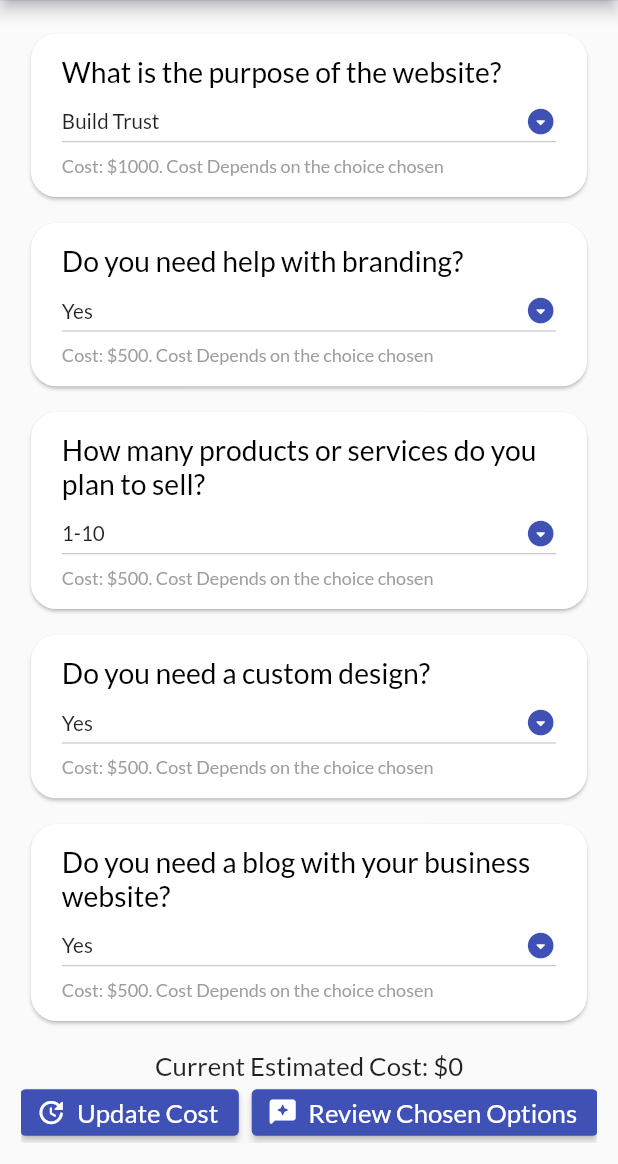
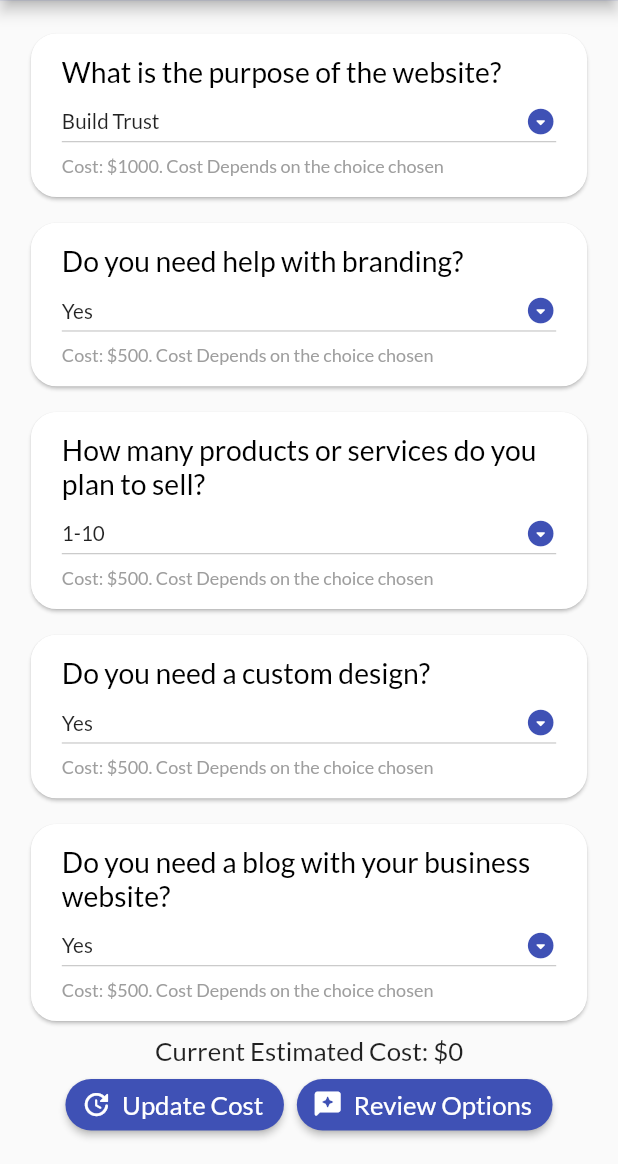
Before and after one commit to fahadthakur/cost-calculator-flutter, a Flutter app: the screen it shows after launch, after a tap on "Business Website", on a phone screen of 412 x 824 dp, the part 72-1236 px from its top. Run offline on Flutter 3.47's test engine with Material 2 defaults, Android fonts, the phone set to English and light mode, and no system bars; our stand-ins replace google_fonts, open_file, pdf, responsive_framework.

Commit message:
Made UI changes

```diff
--- a/lib/Screens/homepage.dart
+++ b/lib/Screens/homepage.dart
@@ -2,6 +2,8 @@ import 'package:costcalculator/Screens/mobileselect.dart';
 import 'package:costcalculator/Screens/webselect.dart';
 import 'package:costcalculator/cost.dart';
 import 'package:flutter/material.dart';
+
+import '../scrollingeffect.dart';
 
 class Homepage extends StatefulWidget {
   const Homepage({Key? key}) : super(key: key);
@@ -36,20 +38,23 @@ class _HomepageState extends State<Homepage> {
         child: Padding(
           padding: EdgeInsets.symmetric(horizontal: 32.0, vertical: 16.0),
           child: Container(
+            child: SingleChildScrollView(
+              physics: ClampingScrollPhysics(),
               child: Column(
-              mainAxisAlignment: MainAxisAlignment.center,
+                //mainAxisAlignment: MainAxisAlignment.center,
                 children: [
                   Padding(
                     padding: EdgeInsets.all(25.0),
                     child: Container(
-                    width: 200.0,
-                    height: 200.0,
+                      width: 410.0,
+                      height: 410.0,
                       child: Image.asset('assets/invoice_logo.png'),
                     ),
                   ),
                   Text(
                     'What is your target industry?',
-                  style: TextStyle(fontSize: 23.0, fontWeight: FontWeight.w600),
+                    style:
+                        TextStyle(fontSize: 23.0, fontWeight: FontWeight.w600),
                   ),
                   SizedBox(
                     height: 10.0,
@@ -81,7 +86,6 @@ class _HomepageState extends State<Homepage> {
                                 contentVisible = false;
                               }
                               CostReview.industry = chosenIndustry;
-
                             },
                             items: industries.map((String value) {
                               return DropdownMenuItem<String>(
@@ -115,7 +119,6 @@ class _HomepageState extends State<Homepage> {
                       style: TextStyle(fontSize: 18.0),
                       onChanged: (value) {
                         CostReview.industry = value;
-
                       },
                     ),
                   ),
@@ -124,15 +127,23 @@ class _HomepageState extends State<Homepage> {
                   ),
                   Text(
                     'What are you planning to develop?',
-                  style: TextStyle(fontSize: 23.0, fontWeight: FontWeight.w600),
+                    style:
+                        TextStyle(fontSize: 23.0, fontWeight: FontWeight.w600),
                   ),
                   SizedBox(
-                  height: 10.0,
+                    height: 12.0,
                   ),
                   Row(
                     mainAxisAlignment: MainAxisAlignment.center,
                     children: [
-                    ElevatedButton.icon(
+                      SizedBox(
+                        height: 45.0,
+                        child: ElevatedButton.icon(
+                          style: ElevatedButton.styleFrom(
+                            shape: new RoundedRectangleBorder(
+                              borderRadius: BorderRadius.circular(20.0),
+                            ),
+                          ),
                           onPressed: () {
                             Navigator.push(
                                 context,
@@ -145,10 +156,18 @@ class _HomepageState extends State<Homepage> {
                             style: TextStyle(fontSize: 18.0),
                           ),
                         ),
+                      ),
                       SizedBox(
                         width: 20.0,
                       ),
-                    ElevatedButton.icon(
+                      SizedBox(
+                        height: 45.0,
+                        child: ElevatedButton.icon(
+                          style: ElevatedButton.styleFrom(
+                            shape: new RoundedRectangleBorder(
+                              borderRadius: BorderRadius.circular(20.0),
+                            ),
+                          ),
                           onPressed: () {
                             Navigator.push(
                                 context,
@@ -160,6 +179,7 @@ class _HomepageState extends State<Homepage> {
                             'Mobile App',
                             style: TextStyle(fontSize: 18.0),
                           ),
+                        ),
                       )
                     ],
                   )
@@ -168,6 +188,7 @@ class _HomepageState extends State<Homepage> {
             ),
           ),
         ),
+      ),
     );
   }
 }
--- a/lib/Screens/webselect.dart
+++ b/lib/Screens/webselect.dart
@@ -60,7 +60,7 @@ class _WebSelectState extends State<WebSelect> {
               alignment: Alignment.center,
               children: [
                 Padding(
-                  padding: const EdgeInsets.only(bottom: 80.0),
+                  padding: const EdgeInsets.only(bottom: 90.0),
                   child: Container(
                     child: ScrollConfiguration(
                       behavior: MyBehavior(),
@@ -83,9 +83,18 @@ class _WebSelectState extends State<WebSelect> {
                         style: TextStyle(
                             fontSize: 20.0, fontWeight: FontWeight.w500),
                       ),
-                      Row(
+                      Padding(
+                        padding: EdgeInsets.symmetric(vertical: 10.0),
+                        child: Row(
                           children: [
-                          ElevatedButton.icon(
+                            SizedBox(
+                              height: 40.0,
+                              child: ElevatedButton.icon(
+                                style: ElevatedButton.styleFrom(
+                                  shape: new RoundedRectangleBorder(
+                                    borderRadius: BorderRadius.circular(20.0),
+                                  ),
+                                ),
                                 onPressed: () {
                                   setState(() {});
                                 },
@@ -95,10 +104,18 @@ class _WebSelectState extends State<WebSelect> {
                                   style: TextStyle(fontSize: 20.0),
                                 ),
                               ),
+                            ),
                             SizedBox(
                               width: 10.0,
                             ),
-                          ElevatedButton.icon(
+                            SizedBox(
+                              height: 40.0,
+                              child: ElevatedButton.icon(
+                                style: ElevatedButton.styleFrom(
+                                  shape: new RoundedRectangleBorder(
+                                    borderRadius: BorderRadius.circular(20.0),
+                                  ),
+                                ),
                                 onPressed: () {
                                   print(CostReview.optionsChosen);
                                   Navigator.push(
@@ -108,11 +125,13 @@ class _WebSelectState extends State<WebSelect> {
                                 },
                                 icon: Icon(Icons.reviews_rounded),
                                 label: Text(
-                              'Review Chosen Options',
+                                  'Review Options',
                                   style: TextStyle(fontSize: 20.0),
+                                ),
                               ),
                             )
                           ],
+                        ),
                       )
                     ],
                   ),
```
Also changed, not shown: lib/Screens/mobileselect.dart (+24 -6 lines), lib/Screens/review.dart (+15 -8 lines). Lines whose indentation alone changed are shown as unchanged.
